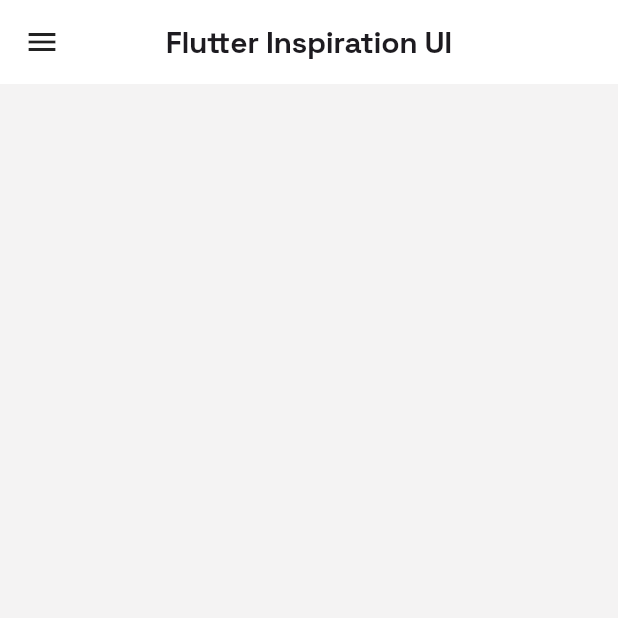
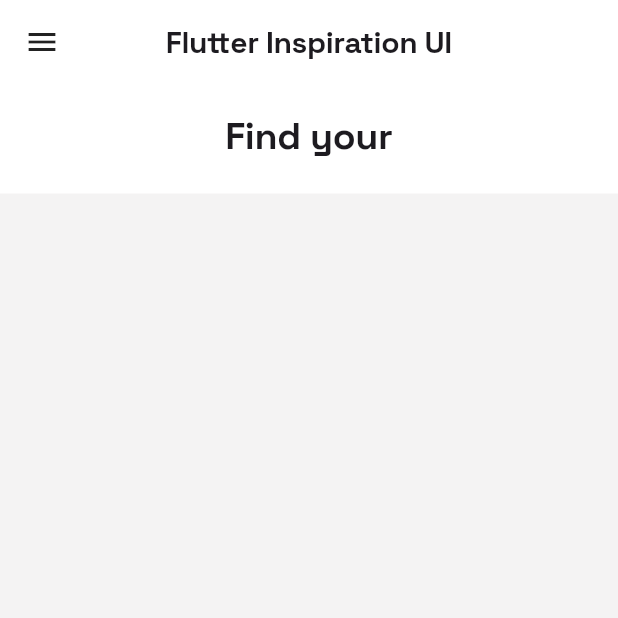
Before and after one commit to zobayerdev/Flutter_Inspiration_App_UI, a Flutter app: the screen it shows after launch, on a phone screen of 412 x 824 dp, the top half of it. Run offline on Flutter 3.47's test engine with Material 3 defaults, Android fonts, the light colour scheme and no system bars; our stand-ins replace google_fonts.

Commit message:
some code complete

```diff
--- a/lib/home.dart
+++ b/lib/home.dart
@@ -35,6 +35,35 @@ class _HomePageState extends State<HomePage> {
           onPressed: () {},
         ),
       ),
+      body: SafeArea(
+        child: Column(
+          crossAxisAlignment: CrossAxisAlignment.start,
+          children: <Widget>[
+            Container(
+              width: double.infinity,
+              decoration: const BoxDecoration(
+                color: Colors.white,
+              ),
+              padding: EdgeInsets.all(20),
+              child: Column(
+                children: <Widget>[
+                  Text(
+                    'Find your',
+                    style: GoogleFonts.spaceGrotesk(
+                      textStyle: Theme.of(context).textTheme.displayLarge,
+                      fontSize: 25,
+                      fontWeight: FontWeight.w700,
+                    ),
+                  ),
+                  const SizedBox(
+                    height: 5,
+                  ),
+                ],
+              ),
+            ),
+          ],
+        ),
+      ),
     );
   }
 }
--- a/lib/main.dart
+++ b/lib/main.dart
@@ -12,7 +12,7 @@ class MyApp extends StatelessWidget {
   @override
   Widget build(BuildContext context) {
     return MaterialApp(
-      title: 'Flutter Demo',
+      title: 'Flutter Inspiration UI',
       debugShowCheckedModeBanner: false,
       home: HomePage(),
     );
```
